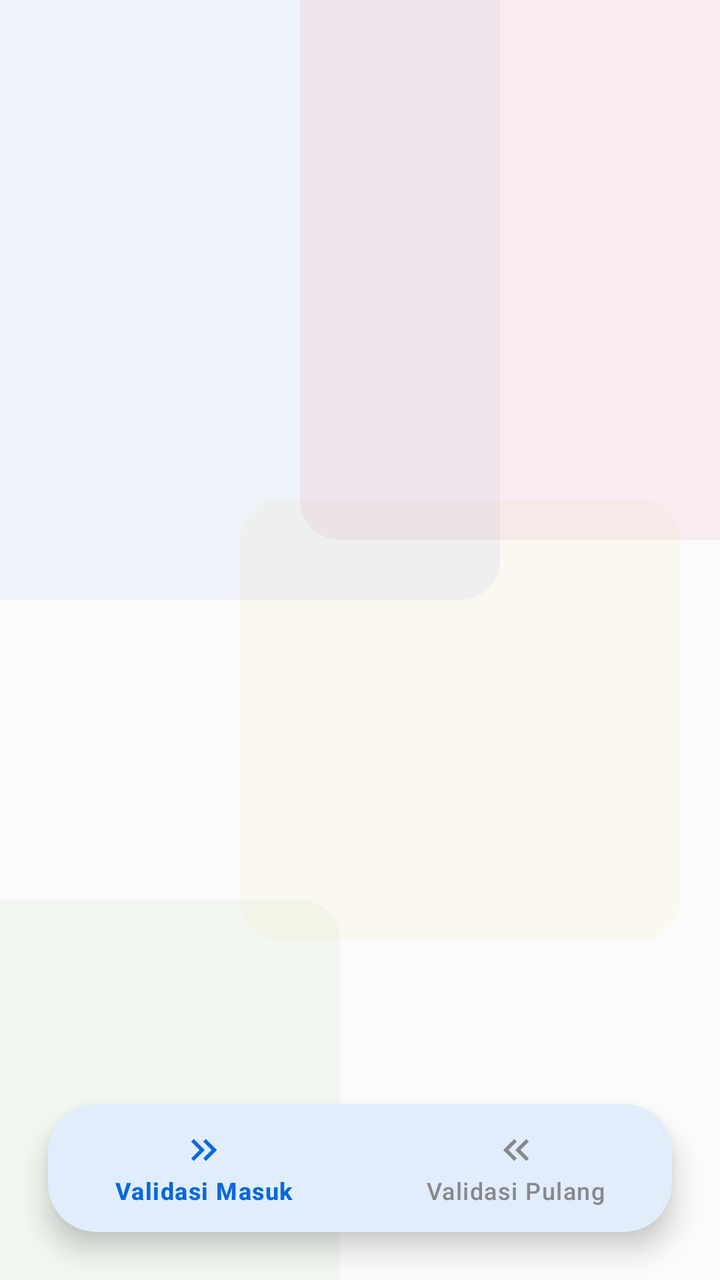
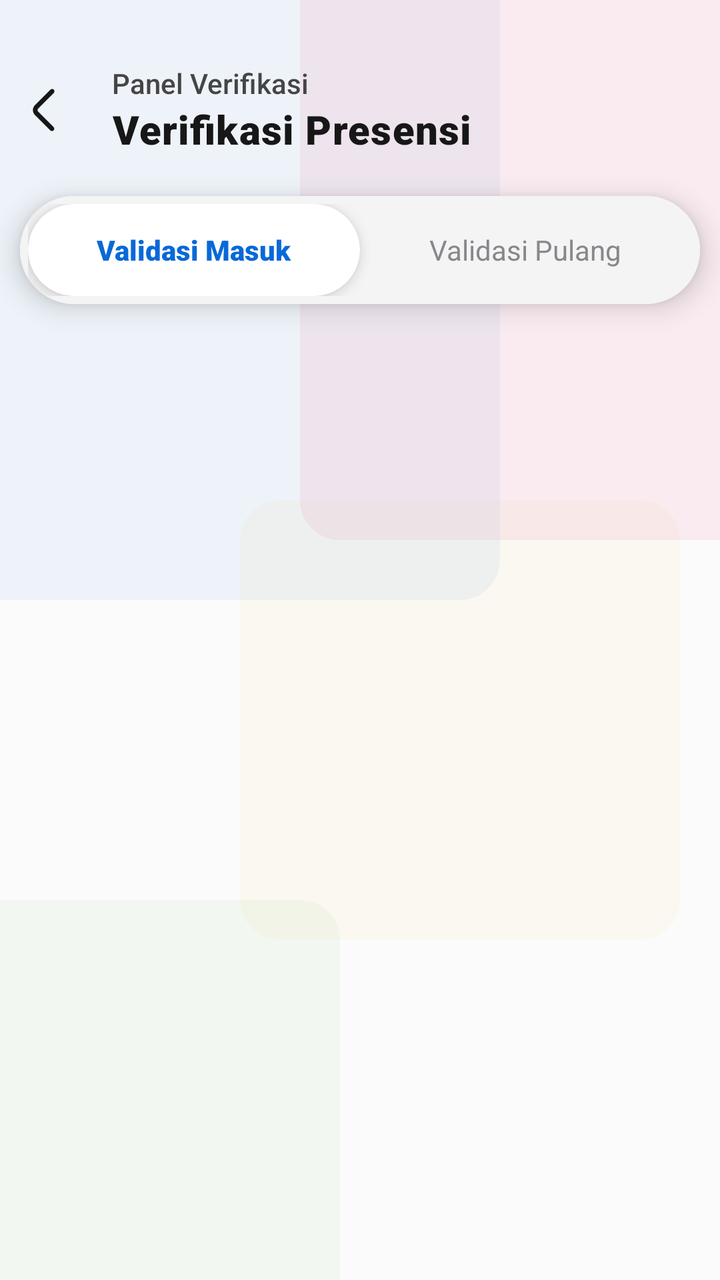

Compare the two renders of this Android layout. The source of the first and the diff that turns it into the second are given below.
<!-- AndroidManifest.xml: application theme Theme.AppPemko -->
<!-- res/layout/activity_validasi_new.xml -->
<?xml version="1.0" encoding="utf-8"?>
<androidx.constraintlayout.widget.ConstraintLayout xmlns:android="http://schemas.android.com/apk/res/android"
    xmlns:app="http://schemas.android.com/apk/res-auto"
    xmlns:tools="http://schemas.android.com/tools"
    android:layout_width="match_parent"
    android:layout_height="match_parent"
    android:background="@color/background_main"
    tools:context=".verifikasi.ValidasiNewActivity">

    <include layout="@layout/layout_background_palette" />



    <FrameLayout
        android:layout_marginTop="25dp"
        android:id="@+id/containervalidasi"
        android:layout_width="match_parent"
        android:layout_height="0dp"
        app:layout_constraintBottom_toTopOf="@+id/cvMenuContainer"
        app:layout_constraintEnd_toEndOf="parent"
        app:layout_constraintStart_toStartOf="parent"
        app:layout_constraintTop_toTopOf="parent" />

    
    <com.google.android.material.card.MaterialCardView
        android:id="@+id/cvMenuContainer"
        android:layout_width="match_parent"
        android:layout_height="wrap_content"
        android:layout_marginHorizontal="24dp"
        android:layout_marginBottom="24dp"
        app:cardBackgroundColor="@color/surface_main"
        app:cardCornerRadius="24dp"
        app:cardElevation="8dp"
        app:layout_constraintBottom_toBottomOf="parent"
        app:layout_constraintEnd_toEndOf="parent"
        app:layout_constraintStart_toStartOf="parent"
        app:strokeWidth="0dp">

        <com.google.android.material.bottomnavigation.BottomNavigationView
            android:id="@+id/menuvalidasi"
            android:layout_width="match_parent"
            android:layout_height="64dp"
            android:background="@android:color/transparent"
            app:elevation="0dp"
            app:itemIconSize="22dp"
            app:itemIconTint="@color/bnv_selector"
            app:itemTextColor="@color/bnv_selector"
            app:labelVisibilityMode="labeled"
            app:menu="@menu/listvalidasi" />

    </com.google.android.material.card.MaterialCardView>

</androidx.constraintlayout.widget.ConstraintLayout>
<!-- res/layout/layout_background_palette.xml (included above) -->
<?xml version="1.0" encoding="utf-8"?>
<merge xmlns:android="http://schemas.android.com/apk/res/android"
    xmlns:app="http://schemas.android.com/apk/res-auto">

    
    <View
        android:layout_width="400dp"
        android:layout_height="400dp"
        android:background="@drawable/backgoundovalabuabu"
        android:backgroundTint="@color/primary_brand"
        android:alpha="0.05"
        android:translationX="-150dp"
        android:translationY="-100dp" />

    
    <View
        android:layout_width="320dp"
        android:layout_height="320dp"
        android:background="@drawable/backgoundovalabuabu"
        android:backgroundTint="@color/brand_secondary"
        android:alpha="0.07"
        android:translationX="150dp"
        android:translationY="-50dp" />

    
    <View
        android:layout_width="250dp"
        android:layout_height="250dp"
        android:background="@drawable/backgoundovalabuabu"
        android:backgroundTint="@color/hijau"
        android:alpha="0.05"
        android:translationX="-80dp"
        android:translationY="450dp" />

    
    <View
        android:layout_width="220dp"
        android:layout_height="220dp"
        android:background="@drawable/backgoundovalabuabu"
        android:backgroundTint="@color/kuning"
        android:alpha="0.04"
        android:translationX="120dp"
        android:translationY="250dp" />

</merge>
<!-- resources referenced by this layout -->
<resources>
  <color name="background_main">#FBFBFB</color>
  <color name="brand_secondary">#E91E63</color>
  <color name="hijau">#4CAF50</color>
  <color name="kuning">#F7B620</color>
  <color name="primary_brand">#0869D8</color>
  <color name="surface_main">#FFFFFF</color>
  <!-- drawable backgoundovalabuabu (drawable) -->
  <?xml version="1.0" encoding="utf-8"?>
  
  <shape xmlns:android="http://schemas.android.com/apk/res/android"
      android:tintMode="multiply"
      android:shape="rectangle"
      >
  
      <solid
          android:color="@color/background_layout"/>
      <corners
          android:radius="20dp"/>
  </shape>
  <style name="Theme.AppPemko" parent="Base.Theme.AppPemko">
          <item name="android:textColor">@color/text_primary</item>
      </style>
  <color name="background_layout">#FFFFFF</color>
  <style name="Base.Theme.AppPemko" parent="Theme.Material3.DayNight.NoActionBar">
          <item name="colorPrimary">@color/primary_brand</item>
          <item name="colorOnPrimary">@color/on_primary_brand</item>
          <item name="colorSecondary">@color/brand_secondary</item>
          <item name="colorOnSecondary">@color/white</item>
          <item name="colorSurface">@color/surface_main</item>
          <item name="colorOnSurface">@color/text_primary</item>
          <item name="colorSurfaceVariant">@color/surface_variant</item>
          <item name="colorOnSurfaceVariant">@color/text_secondary</item>
          <item name="android:statusBarColor">@color/primary_brand</item>
          <item name="android:windowBackground">@color/background_main</item>
          <item name="android:fontFamily">sans-serif</item>
          <item name="android:windowAnimationStyle">@style/Animation.App.Activity</item>
      </style>
  <color name="text_primary">#171717</color>
  <color name="on_primary_brand">#FFFFFF</color>
  <color name="white">#FFFFFF</color>
  <color name="surface_variant">#F4F4F4</color>
  <color name="text_secondary">#454545</color>
  <style name="Animation.App.Activity" parent="@android:style/Animation.Activity">
          <item name="android:activityOpenEnterAnimation">@anim/slide_in_right</item>
          <item name="android:activityOpenExitAnimation">@anim/slide_out_left</item>
          <item name="android:activityCloseEnterAnimation">@anim/slide_in_left</item>
          <item name="android:activityCloseExitAnimation">@anim/slide_out_right</item>
      </style>
</resources>

<!-- the commit's change to res/layout/activity_validasi_new.xml (unified diff, before → after) -->
@@ -2,53 +2,147 @@
 <androidx.constraintlayout.widget.ConstraintLayout xmlns:android="http://schemas.android.com/apk/res/android"
     xmlns:app="http://schemas.android.com/apk/res-auto"
     xmlns:tools="http://schemas.android.com/tools"
+    android:id="@+id/rootValidasi"
     android:layout_width="match_parent"
     android:layout_height="match_parent"
     android:background="@color/background_main"
     tools:context=".verifikasi.ValidasiNewActivity">
 
+    
     <include layout="@layout/layout_background_palette" />
 
+    
+    <RelativeLayout
+        android:id="@+id/rlHeaderValidasi"
+        android:layout_width="match_parent"
+        android:layout_height="wrap_content"
+        android:layout_marginTop="32dp"
+        app:layout_constraintTop_toTopOf="parent">
 
+        <ImageView
+            android:id="@+id/ivBackValidasi"
+            android:layout_width="44dp"
+            android:layout_height="44dp"
+            android:layout_centerVertical="true"
+            android:background="?attr/selectableItemBackgroundBorderless"
+            android:clickable="true"
+            android:focusable="true"
+            android:padding="8dp"
+            android:src="@drawable/one_left"
+            app:tint="@color/text_primary"
+            android:contentDescription="@string/todo" />
 
-    <FrameLayout
-        android:layout_marginTop="25dp"
-        android:id="@+id/containervalidasi"
+        <LinearLayout
+            android:layout_width="wrap_content"
+            android:layout_height="wrap_content"
+            android:layout_centerVertical="true"
+            android:layout_marginStart="12dp"
+            android:layout_toEndOf="@id/ivBackValidasi"
+            android:orientation="vertical">
+
+            <TextView
+                android:layout_width="wrap_content"
+                android:layout_height="wrap_content"
+                android:fontFamily="sans-serif-medium"
+                android:text="Panel Verifikasi"
+                android:textColor="@color/text_secondary"
+                android:textSize="14sp"
+                tools:ignore="HardcodedText" />
+
+            <TextView
+                android:id="@+id/tvTitleHeader"
+                android:layout_width="wrap_content"
+                android:layout_height="wrap_content"
+                android:fontFamily="sans-serif-black"
+                android:letterSpacing="0.02"
+                android:text="Verifikasi Presensi"
+                android:textColor="@color/text_primary"
+                android:textSize="20sp"
+                tools:ignore="HardcodedText" />
+        </LinearLayout>
+    </RelativeLayout>
+
+    
+    <androidx.cardview.widget.CardView
+        android:id="@+id/cvSegmentedTab"
+        android:layout_width="match_parent"
+        android:layout_height="54dp"
+        android:layout_marginHorizontal="10dp"
+        android:layout_marginTop="20dp"
+        app:cardBackgroundColor="@color/surface_main"
+        app:cardCornerRadius="27dp"
+        app:cardElevation="8dp"
+        app:layout_constraintTop_toBottomOf="@id/rlHeaderValidasi">
+
+        <LinearLayout
+            android:layout_width="match_parent"
+            android:layout_height="match_parent"
+            android:background="@drawable/backgoundovalabuabu"
+            android:backgroundTint="@color/surface_variant"
+            android:orientation="horizontal"
+            android:padding="4dp">
+
+            
+            <androidx.cardview.widget.CardView
+                android:id="@+id/btnTabMasuk"
+                android:layout_width="0dp"
+                android:layout_height="match_parent"
+                android:layout_weight="1"
+                android:clickable="true"
+                android:focusable="true"
+                app:cardBackgroundColor="@color/surface_main"
+                app:cardCornerRadius="23dp"
+                app:cardElevation="4dp">
+
+                <TextView
+                    android:id="@+id/tvTabMasuk"
+                    android:layout_width="wrap_content"
+                    android:layout_height="wrap_content"
+                    android:layout_gravity="center"
+                    android:fontFamily="sans-serif-black"
+                    android:text="Validasi Masuk"
+                    android:textColor="@color/primary_brand"
+                    android:textSize="14sp"
+                    tools:ignore="HardcodedText" />
+            </androidx.cardview.widget.CardView>
+
+            
+            <androidx.cardview.widget.CardView
+                android:id="@+id/btnTabPulang"
+                android:layout_width="0dp"
+                android:layout_height="match_parent"
+                android:layout_weight="1"
+                android:clickable="true"
+                android:focusable="true"
+                app:cardBackgroundColor="@android:color/transparent"
+                app:cardCornerRadius="23dp"
+                app:cardElevation="0dp">
+
+                <TextView
+                    android:id="@+id/tvTabPulang"
+                    android:layout_width="wrap_content"
+                    android:layout_height="wrap_content"
+                    android:layout_gravity="center"
+                    android:fontFamily="sans-serif-bold"
+                    android:text="Validasi Pulang"
+                    android:textColor="@color/text_hint"
+                    android:textSize="14sp"
+                    tools:ignore="HardcodedText" />
+            </androidx.cardview.widget.CardView>
+
+        </LinearLayout>
+    </androidx.cardview.widget.CardView>
+
+    
+    <androidx.viewpager2.widget.ViewPager2
+        android:id="@+id/vpValidasi"
         android:layout_width="match_parent"
         android:layout_height="0dp"
-        app:layout_constraintBottom_toTopOf="@+id/cvMenuContainer"
-        app:layout_constraintEnd_toEndOf="parent"
-        app:layout_constraintStart_toStartOf="parent"
-        app:layout_constraintTop_toTopOf="parent" />
-
-    
-    <com.google.android.material.card.MaterialCardView
-        android:id="@+id/cvMenuContainer"
-        android:layout_width="match_parent"
-        android:layout_height="wrap_content"
-        android:layout_marginHorizontal="24dp"
-        android:layout_marginBottom="24dp"
-        app:cardBackgroundColor="@color/surface_main"
-        app:cardCornerRadius="24dp"
-        app:cardElevation="8dp"
+        android:layout_marginTop="12dp"
         app:layout_constraintBottom_toBottomOf="parent"
         app:layout_constraintEnd_toEndOf="parent"
         app:layout_constraintStart_toStartOf="parent"
-        app:strokeWidth="0dp">
-
-        <com.google.android.material.bottomnavigation.BottomNavigationView
-            android:id="@+id/menuvalidasi"
-            android:layout_width="match_parent"
-            android:layout_height="64dp"
-            android:background="@android:color/transparent"
-            app:elevation="0dp"
-            app:itemIconSize="22dp"
-            app:itemIconTint="@color/bnv_selector"
-            app:itemTextColor="@color/bnv_selector"
-            app:labelVisibilityMode="labeled"
-            app:menu="@menu/listvalidasi" />
-
-    </com.google.android.material.card.MaterialCardView>
+        app:layout_constraintTop_toBottomOf="@id/cvSegmentedTab" />
 
 </androidx.constraintlayout.widget.ConstraintLayout>
 <!-- res/layout/layout_background_palette.xml (included above) -->
<!-- resource entries referenced after the edit -->
@@ -19,10 +19,18 @@
       <corners
           android:radius="20dp"/>
   </shape>
+  <!-- drawable one_left (drawable) -->
+  <vector xmlns:android="http://schemas.android.com/apk/res/android" android:height="30dp" android:viewportHeight="24" android:viewportWidth="24" android:width="30dp">
+        
+      <path android:fillColor="@color/biru" android:pathData="M16.18,3.269C15.789,2.878 15.156,2.878 14.765,3.269L8.121,9.913C6.95,11.085 6.949,12.983 8.12,14.155L14.69,20.73C15.081,21.121 15.714,21.121 16.104,20.73C16.495,20.34 16.495,19.707 16.104,19.316L9.532,12.744C9.142,12.354 9.142,11.72 9.532,11.33L16.18,4.683C16.57,4.292 16.57,3.659 16.18,3.269Z"/>
+      
+  </vector>
+  <string name="todo">TODO</string>
   <style name="Theme.AppPemko" parent="Base.Theme.AppPemko">
           <item name="android:textColor">@color/text_primary</item>
       </style>
   <color name="background_layout">#FFFFFF</color>
+  <color name="biru">#008DDA</color>
   <style name="Base.Theme.AppPemko" parent="Theme.Material3.DayNight.NoActionBar">
           <item name="colorPrimary">@color/primary_brand</item>
           <item name="colorOnPrimary">@color/on_primary_brand</item>
@@ -41,6 +49,7 @@
   <color name="on_primary_brand">#FFFFFF</color>
   <color name="white">#FFFFFF</color>
   <color name="surface_variant">#F4F4F4</color>
+  <color name="text_hint">#87888c</color>
   <color name="text_secondary">#454545</color>
   <style name="Animation.App.Activity" parent="@android:style/Animation.Activity">
           <item name="android:activityOpenEnterAnimation">@anim/slide_in_right</item>
